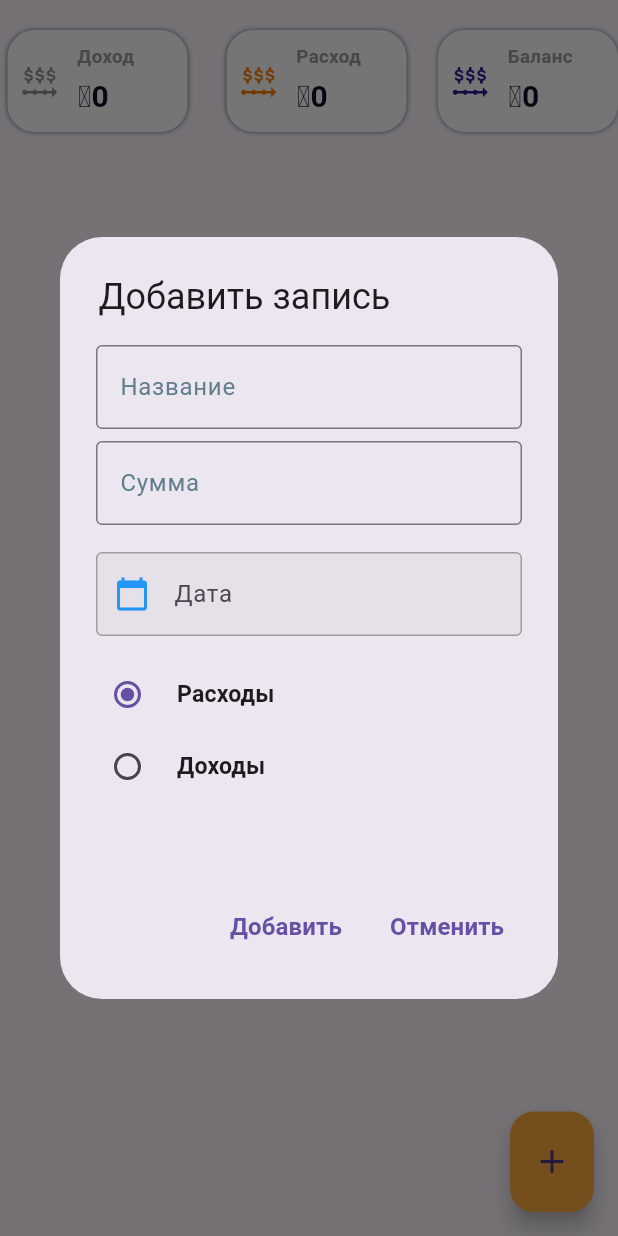
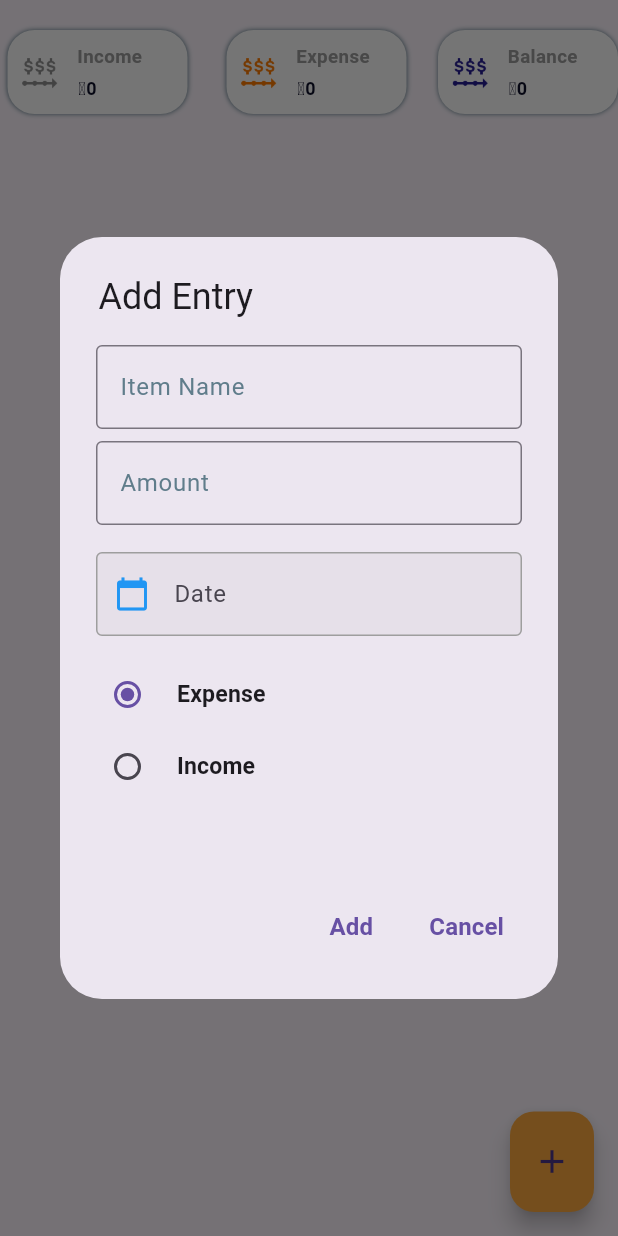
Before and after one commit to kwiiki/wisemoney, a Flutter app: the Home screen opened directly, after a tap on the "add" icon, on a phone screen of 412 x 824 dp. Run offline on Flutter 3.47's test engine with Material 3 defaults, Android fonts, the phone set to English and light mode, and no system bars; our stand-ins replace firebase_auth, firebase_core, hive, hive_flutter; accounts and stored records are empty; generated files the repository leaves out were written again.

Commit message:
add hive

```diff
--- a/lib/features/user_auth/presentation/pages/expense_model.dart
+++ b/lib/features/user_auth/presentation/pages/expense_model.dart
@@ -1,8 +1,21 @@
-class ExpenseModel {
-  String item;
-  int amount;
-  bool isIncome;
-  DateTime date;
+import 'package:hive/hive.dart';
+
+part 'expense_model.g.dart'; // This line will be added by the Hive code generator
+
+@HiveType(typeId: 0)
+class ExpenseModel extends HiveObject {
+  @HiveField(0)
+  final String item;
+
+  @HiveField(1)
+  final int amount;
+
+  @HiveField(2)
+  final bool isIncome;
+
+  @HiveField(3)
+  final DateTime date;
+
   ExpenseModel({
     required this.item,
     required this.amount,
--- a/lib/features/user_auth/presentation/pages/fund_condition_widget.dart
+++ b/lib/features/user_auth/presentation/pages/fund_condition_widget.dart
@@ -54,7 +54,7 @@ class FundCondition extends StatelessWidget {
                 child: Text(
                   "₸$amount",
                   style: const TextStyle(
-                    fontSize: 20,
+                    fontSize: 12,
                     fontWeight: FontWeight.bold,
                     color: Color.fromARGB(255, 14, 16, 41),
                   ),
--- a/lib/features/user_auth/presentation/pages/home.dart
+++ b/lib/features/user_auth/presentation/pages/home.dart
@@ -1,10 +1,9 @@
-
 import 'package:flutter/material.dart';
+import 'package:hive/hive.dart';
 import 'package:intl/intl.dart';
 import 'package:wisemoney/features/user_auth/presentation/pages/expense_model.dart';
 import 'package:wisemoney/features/user_auth/presentation/pages/fund_condition_widget.dart';
 import 'package:wisemoney/features/user_auth/presentation/pages/item.dart';
-
 
 class Home extends StatefulWidget {
   const Home({super.key});
@@ -13,12 +12,13 @@ class Home extends StatefulWidget {
   State<Home> createState() => _HomePageState();
 }
 
-List options = ["расход", "доход"];
+List options = ["Expense", "Income"];
 List<ExpenseModel> expenses = [];
 
 class _HomePageState extends State<Home> {
   final itemController = TextEditingController();
   final amountController = TextEditingController();
+  late final Box<ExpenseModel> _expensesBox;
   int amount = 0;
   final dateController = TextEditingController();
   int totalMoney = 0;
@@ -26,6 +26,49 @@ class _HomePageState extends State<Home> {
   int income = 0;
   DateTime? pickedDate;
   String currentOption = options[0];
+
+  @override
+  void initState() {
+    super.initState();
+    _expensesBox = Hive.box('expenses');
+    _loadExpenses();
+  }
+
+  void _loadExpenses() {
+    expenses = _expensesBox.values.toList();
+    _calculateTotals();
+  }
+
+  void _saveExpense(ExpenseModel expense) {
+    _expensesBox.add(expense);
+    setState(() {
+      expenses.add(expense);
+      _calculateTotals();
+    });
+  }
+
+  void _deleteExpense(ExpenseModel expense) {
+    _expensesBox.delete(expense.key);
+    setState(() {
+      expenses.remove(expense);
+      _calculateTotals();
+    });
+  }
+
+  void _calculateTotals() {
+    totalMoney = 0;
+    spentMoney = 0;
+    income = 0;
+    for (var expense in expenses) {
+      if (expense.isIncome) {
+        income += expense.amount;
+      } else {
+        spentMoney += expense.amount;
+      }
+    }
+    totalMoney = income - spentMoney;
+  }
+
   @override
   Widget build(BuildContext context) {
     return Scaffold(
@@ -43,37 +86,51 @@ class _HomePageState extends State<Home> {
                   child: AlertDialog(
                     title: const Padding(
                       padding: EdgeInsets.only(left: 1.6),
-                      child: Text("Добавить запись"),
+                      child: Text("Add Entry"),
                     ),
                     actions: [
                       TextButton(
                         onPressed: () {
+                          if (amountController.text.isNotEmpty &&
+                              itemController.text.isNotEmpty &&
+                              pickedDate != null) {
                             amount = int.parse(amountController.text);
-                          // adding a new item
                             final expense = ExpenseModel(
                               item: itemController.text,
                               amount: amount,
-                            isIncome: currentOption == "доход" ? true : false,
+                              isIncome:
+                                  currentOption == "Income" ? true : false,
                               date: pickedDate!,
                             );
-                          expenses.add(expense);
-                          if (expense.isIncome) {
-                            income += expense.amount;
-                            totalMoney += expense.amount;
-                            setState(() {});
-                          } else if (!expense.isIncome) {
-                            spentMoney += expense.amount;
-                            totalMoney -= expense.amount;
-                            setState(() {});
-                          }
+                            _saveExpense(expense);
 
                             itemController.clear();
                             amountController.clear();
                             dateController.clear();
                             Navigator.pop(context);
+                          } else {
+                            showDialog(
+                              context: context,
+                              builder: (context) {
+                                return AlertDialog(
+                                  title: const Text("Error"),
+                                  content: const Text(
+                                      "Please fill in all the required fields."),
+                                  actions: [
+                                    TextButton(
+                                      onPressed: () {
+                                        Navigator.pop(context);
+                                      },
+                                      child: const Text("OK"),
+                                    )
+                                  ],
+                                );
+                              },
+                            );
+                          }
                         },
                         child: const Text(
-                          "Добавить",
+                          "Add",
                           style: TextStyle(
                             fontWeight: FontWeight.bold,
                             fontSize: 16,
@@ -85,7 +142,7 @@ class _HomePageState extends State<Home> {
                           Navigator.pop(context);
                         },
                         child: const Text(
-                          "Отменить",
+                          "Cancel",
                           style: TextStyle(
                             fontWeight: FontWeight.bold,
                             fontSize: 16,
@@ -101,7 +158,7 @@ class _HomePageState extends State<Home> {
                           TextField(
                             controller: itemController,
                             decoration: const InputDecoration(
-                              hintText: "Название",
+                              hintText: "Item Name",
                               hintStyle: TextStyle(
                                 color: Colors.blueGrey,
                               ),
@@ -113,7 +170,7 @@ class _HomePageState extends State<Home> {
                             controller: amountController,
                             keyboardType: TextInputType.number,
                             decoration: const InputDecoration(
-                              hintText: "Сумма",
+                              hintText: "Amount",
                               hintStyle: TextStyle(
                                 color: Colors.blueGrey,
                               ),
@@ -125,7 +182,6 @@ class _HomePageState extends State<Home> {
                             alignment: Alignment.centerLeft,
                             child: TextField(
                               onTap: () async {
-                                // user can pick date
                                 pickedDate = await showDatePicker(
                                   context: context,
                                   initialDate: DateTime.now(),
@@ -139,7 +195,7 @@ class _HomePageState extends State<Home> {
                               },
                               controller: dateController,
                               decoration: const InputDecoration(
-                                labelText: "Дата",
+                                labelText: "Date",
                                 hintStyle: TextStyle(
                                   color: Colors.blueGrey,
                                 ),
@@ -170,7 +226,7 @@ class _HomePageState extends State<Home> {
                             child: const Padding(
                               padding: EdgeInsets.only(left: 12),
                               child: Text(
-                                "Расходы",
+                                "Expense",
                                 style: TextStyle(
                                   fontWeight: FontWeight.w600,
                                   fontSize: 15.4,
@@ -190,7 +246,7 @@ class _HomePageState extends State<Home> {
                             child: const Padding(
                               padding: EdgeInsets.only(left: 12),
                               child: Text(
-                                "Доходы",
+                                "Income",
                                 style: TextStyle(
                                   fontWeight: FontWeight.w600,
                                   fontSize: 15.4,
@@ -220,7 +276,7 @@ class _HomePageState extends State<Home> {
                 Padding(
                   padding: const EdgeInsets.only(left: 5, right: 8),
                   child: FundCondition(
-                    type: "Доход",
+                    type: "Income",
                     amount: "$income",
                     icon: "grey",
                   ),
@@ -228,7 +284,7 @@ class _HomePageState extends State<Home> {
                 Padding(
                   padding: const EdgeInsets.only(left: 5),
                   child: FundCondition(
-                    type: "Расход",
+                    type: "Expense",
                     amount: "$spentMoney",
                     icon: "orange",
                   ),
@@ -236,7 +292,7 @@ class _HomePageState extends State<Home> {
                 Padding(
                   padding: const EdgeInsets.only(left: 8),
                   child: FundCondition(
-                    type: "Баланс",
+                    type: "Balance",
                     amount: "$totalMoney",
                     icon: "blue",
                   ),
@@ -255,18 +311,20 @@ class _HomePageState extends State<Home> {
                         builder: (context) {
                           return AlertDialog(
                             title: const Text(
-                              "Вы точно хотите удалить данный товар?",
+                              "Delete Entry",
                               style: TextStyle(
                                 fontSize: 19.0,
                               ),
                             ),
+                            content: const Text(
+                                "Are you sure you want to delete this entry?"),
                             actions: [
                               TextButton(
                                 onPressed: () {
                                   Navigator.pop(context);
                                 },
                                 child: const Text(
-                                  "Отменить",
+                                  "Cancel",
                                   style: TextStyle(
                                     fontSize: 16,
                                     fontWeight: FontWeight.bold,
@@ -276,21 +334,11 @@ class _HomePageState extends State<Home> {
                               TextButton(
                                 onPressed: () {
                                   final myExpense = expenses[index];
-                                  if (myExpense.isIncome) {
-                                    income -= myExpense.amount;
-                                    totalMoney -= myExpense.amount;
-                                    setState(() {});
-                                  } else if (!myExpense.isIncome) {
-                                    spentMoney -= myExpense.amount;
-                                    totalMoney += myExpense.amount;
-                                    setState(() {});
-                                  }
-                                  expenses.remove(myExpense);
-                                  setState(() {});
+                                  _deleteExpense(myExpense);
                                   Navigator.pop(context);
                                 },
                                 child: const Text(
-                                  "Удалить",
+                                  "Delete",
                                   style: TextStyle(
                                     fontSize: 16,
                                     fontWeight: FontWeight.bold,
--- a/lib/features/user_auth/presentation/pages/login_page.dart
+++ b/lib/features/user_auth/presentation/pages/login_page.dart
@@ -8,7 +8,7 @@ import 'package:wisemoney/features/user_auth/presentation/pages/sign_up_page.dar
 import 'package:wisemoney/features/user_auth/presentation/widgets/FormContainerWidget.dart';
 
 import '../../firebase_auth_implementation/firebase_auth_services.dart';
-import 'home_page.dart';
+import 'menu.dart';
 
 class LoginPage extends StatefulWidget {
   const LoginPage({super.key});
--- a/lib/features/user_auth/presentation/pages/sign_up_page.dart
+++ b/lib/features/user_auth/presentation/pages/sign_up_page.dart
@@ -8,7 +8,7 @@ import 'package:wisemoney/features/user_auth/firebase_auth_implementation/fireba
 import 'package:wisemoney/features/user_auth/presentation/pages/login_page.dart';
 import 'package:wisemoney/features/user_auth/presentation/widgets/FormContainerWidget.dart';
 
-import 'home_page.dart';
+import 'menu.dart';
 
 class SignUpPage extends StatefulWidget {
   const SignUpPage({super.key});
--- a/lib/main.dart
+++ b/lib/main.dart
@@ -3,6 +3,8 @@ import 'package:flutter/foundation.dart';
 import 'package:flutter/material.dart';
 import 'package:wisemoney/features/app/splash_screen/splash_screen.dart';
 import 'package:wisemoney/features/user_auth/presentation/pages/login_page.dart';
+import 'package:hive_flutter/hive_flutter.dart';
+import 'package:wisemoney/features/user_auth/presentation/pages/expense_model.dart';
 
 Future main() async {
   WidgetsFlutterBinding.ensureInitialized();
@@ -14,6 +16,9 @@ Future main() async {
             messagingSenderId: "336143621268",
             projectId: "flutter-firebase-e722f"));
   }
+  await Hive.initFlutter();
+  Hive.registerAdapter(ExpenseModelAdapter());
+  await Hive.openBox<ExpenseModel>('expenses');
   await Firebase.initializeApp();
   runApp(const MyApp());
 }
--- a/pubspec.yaml
+++ b/pubspec.yaml
@@ -36,6 +36,9 @@ dependencies:
   firebase_storage: ^11.7.4
   intl: ^0.18.1
   flutter_datetime_picker_plus: ^2.1.0
+  hive: ^2.2.3
+  hive_flutter: ^1.1.0
+
 
 
   # The following adds the Cupertino Icons font to your application.
@@ -43,6 +46,8 @@ dependencies:
   cupertino_icons: ^1.0.6
 
 dev_dependencies:
+  build_runner: ^2.3.3
+  hive_generator: ^2.0.0
   flutter_test:
     sdk: flutter
 
```
Also changed, not shown: lib/features/user_auth/presentation/pages/menu.dart (renamed from lib/features/user_auth/presentation/pages/home_page.dart), pubspec.lock. Lines whose indentation alone changed are shown as unchanged.
